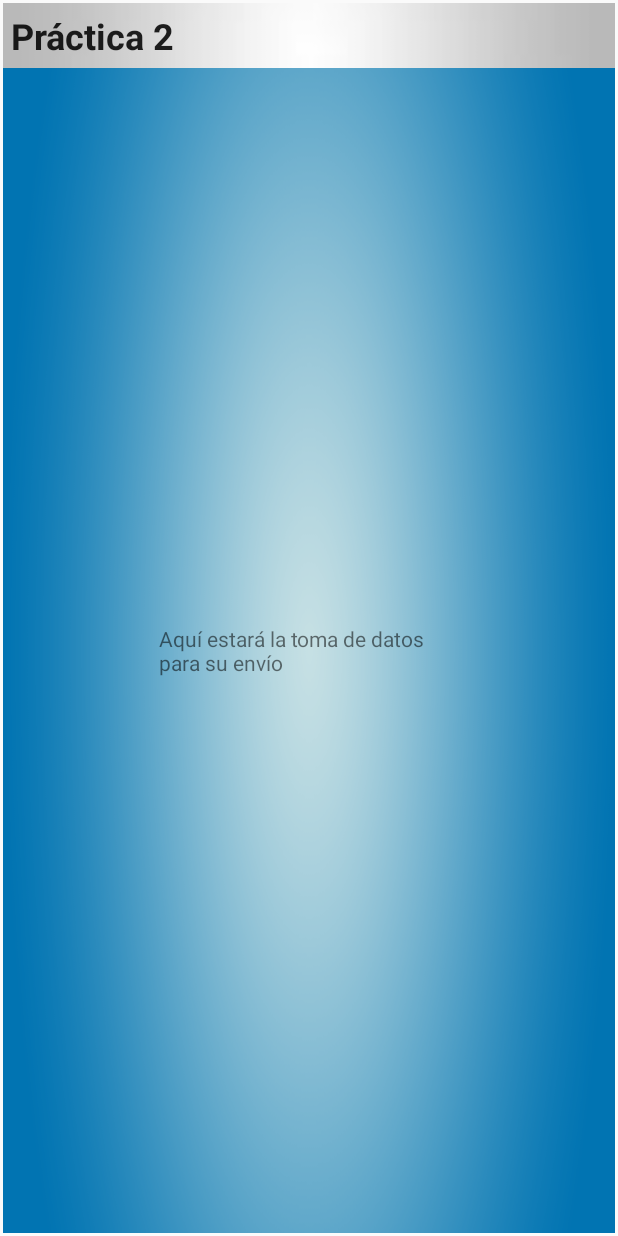
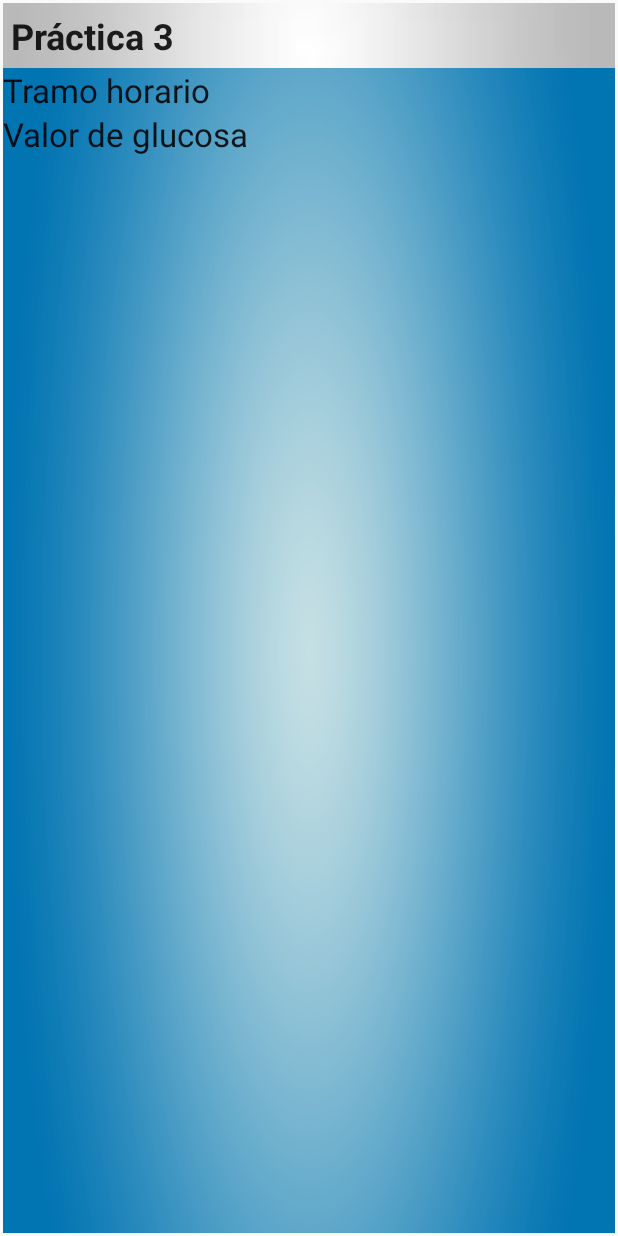
Before and after one commit to Ajoleon/sm1617_g02_p3, an Android app: the screen it shows after launch (Main2Activity), after a tap on "ENVIAR", on a phone screen of 412 x 824 dp. Run offline under Robolectric (Android 15) with nearby library versions, the phone set to English and light mode, and no system bars; 1 statement that could not run was skipped.

Commit message:
Modificaciones para tomar medidas

```diff
--- a/practica3/app/src/main/java/git/ujaen/es/practica2/AuthFragment.java
+++ b/practica3/app/src/main/java/git/ujaen/es/practica2/AuthFragment.java
@@ -108,7 +108,7 @@ public class AuthFragment extends Fragment {
                         } catch (ExecutionException e) {
                             e.printStackTrace();
                         }
-                        SharedPreferences settings = getActivity().getSharedPreferences("sesion", 0);
+                        SharedPreferences settings = getActivity().getSharedPreferences("sesion2", 0);
                         SharedPreferences.Editor editor = settings.edit();
                         editor.putString("SESION-ID",sesion.getmSessionId());
                         editor.putString("EXPIRES",sesion.getmExpires());
--- a/practica3/app/src/main/java/git/ujaen/es/practica2/MainActivity.java
+++ b/practica3/app/src/main/java/git/ujaen/es/practica2/MainActivity.java
@@ -36,7 +36,7 @@ public class MainActivity extends AppCompatActivity {
     protected void onCreate(Bundle savedInstanceState) {
         super.onCreate(savedInstanceState);
         setContentView(R.layout.activity_main);
-        SharedPreferences settings = getSharedPreferences("sesion", 0);
+        SharedPreferences settings = getSharedPreferences("sesion2", 0);
         String sesionid = settings.getString("SESION-ID", "");
         String expires = settings.getString("EXPIRES", "0000-00-00-00-00-00");
         System.out.println(expires);
--- a/practica3/app/src/main/res/layout/fragment_paso.xml
+++ b/practica3/app/src/main/res/layout/fragment_paso.xml
@@ -1,16 +1,24 @@
 <?xml version="1.0" encoding="utf-8"?>
 <RelativeLayout xmlns:android="http://schemas.android.com/apk/res/android"
+    xmlns:tools="http://schemas.android.com/tools"
     android:layout_width="match_parent"
     android:layout_height="match_parent">
-
+    <TextView
+        android:layout_width="wrap_content"
+        android:layout_height="wrap_content"
+        android:textAppearance="?android:attr/textAppearanceLarge"
+        android:text="@string/timeslot"
+        android:id="@+id/paso_label_timeslot"
+        />
 
     <TextView
-        android:text="@string/app_name"
-        android:id="@+id/textView1"
+        android:layout_width="wrap_content"
         android:layout_height="wrap_content"
-        android:layout_width="200dp"
-        android:layout_centerVertical="true"
-        android:layout_centerHorizontal="true" />
+        android:textAppearance="?android:attr/textAppearanceLarge"
+        android:text="@string/measure"
+        android:id="@+id/paso_label_measure"
+        android:layout_below="@+id/paso_label_timeslot"
+        />
 
 
 </RelativeLayout>
--- a/practica3/app/src/main/res/values/strings.xml
+++ b/practica3/app/src/main/res/values/strings.xml
@@ -1,6 +1,6 @@
 <resources>
-    <string name="app_name">Practica 2</string>
-    <string name="main_title">Práctica 2</string>
+    <string name="app_name">Practica 3</string>
+    <string name="main_title">Práctica 3</string>
     <string name="main_description">Práctica realizada para la asignatura <i>Servicios Moviles</i> del grado en Ingenieria Telemática de la Universidad de Jaén. </string>
     <string name="auth_name">Nombre</string>
     <string name="auth_hint_user">Escriba su usuario</string>
@@ -10,6 +10,14 @@
     <string name="auth_hint_ip">Direccion del servidor</string>
     <string name="auth_port">Puerto</string>
     <string name="auth_hint_port">Puerto de conexion</string>
+    <string name="measure">Valor de glucosa</string>
+    <string name="timeslot">Tramo horario</string>
+    <string name="before_breakfast">Ayuno</string>
+    <string name="breakfast">Desayuno</string>
+    <string name="lunch">Almuerzo</string>
+    <string name="before_dinner">Merienda</string>
+    <string name="dinner">Cena</string>
+
 
     <!-- TODO: Remove or change this placeholder text -->
     <string name="hello_blank_fragment">Hello blank fragment</string>
```
